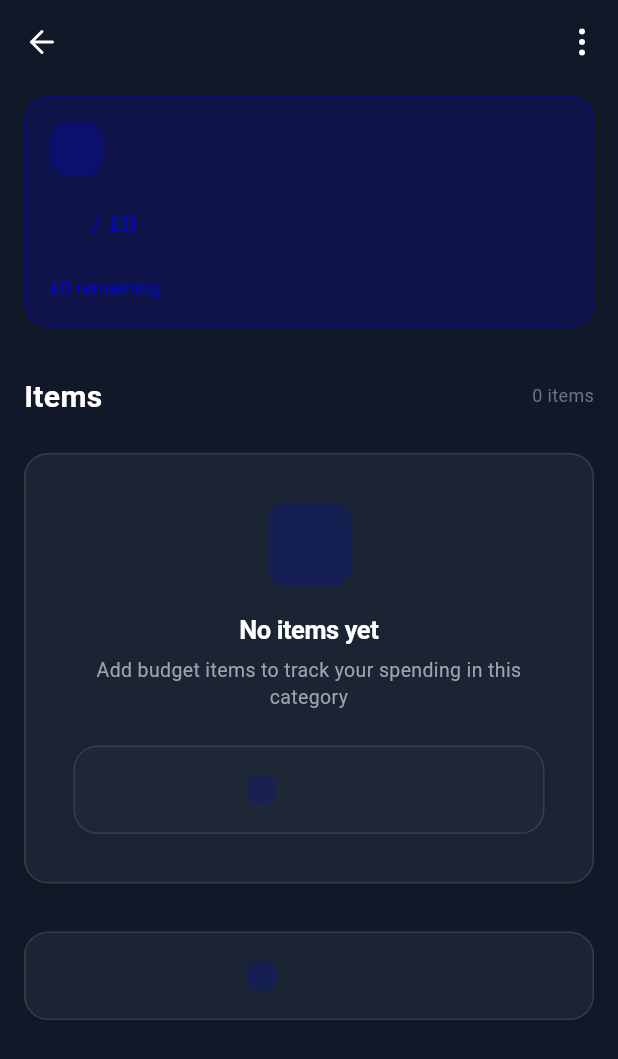
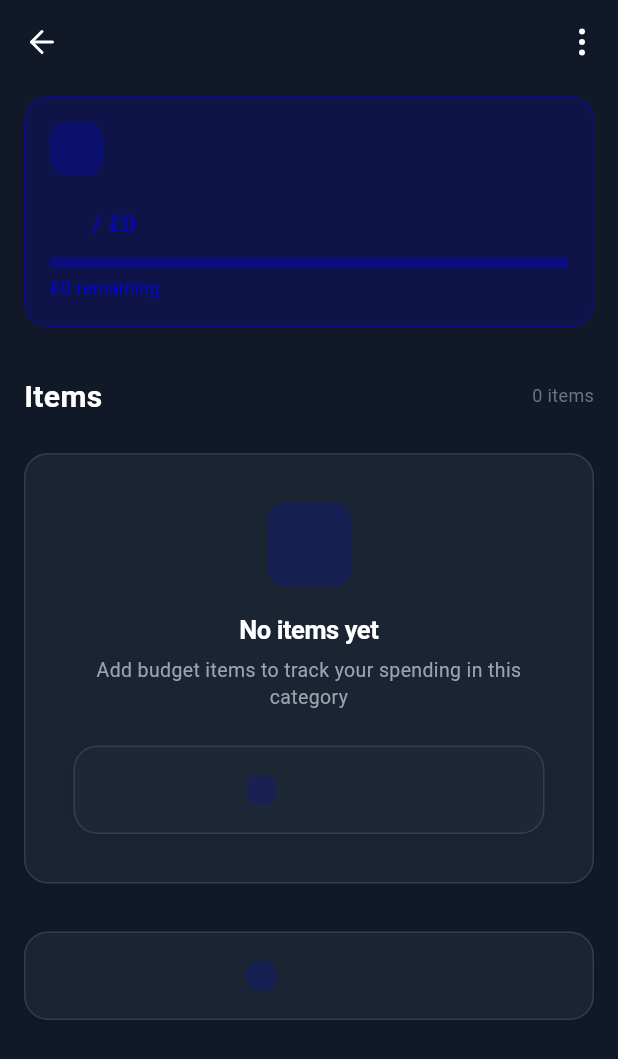
Before and after one commit to ayubashraf28/budgetwise, a Flutter app: the CategoryDetailScreen screen opened directly with empty values, on a phone screen of 412 x 824 dp. Shown: the top 1059 px of the screen. Run offline on Flutter 3.47's test engine with Material 3 defaults, Android fonts, the phone set to English and light mode, and no system bars; our stand-ins replace flutter_dotenv, flutter_riverpod, go_router, lucide_icons, shimmer, supabase_flutter; accounts and stored records are empty.

Commit message:
style: Fix progress bar with visible muted color-matched track background

```diff
--- a/lib/screens/expenses/category_detail_screen.dart
+++ b/lib/screens/expenses/category_detail_screen.dart
@@ -414,7 +414,6 @@ class CategoryDetailScreen extends ConsumerWidget {
                       projected: item.projected,
                       actual: item.actual,
                       color: color,
-                      backgroundColor: color.withValues(alpha: 0.15),
                     ),
                   ],
                 ),
--- a/lib/widgets/budget/progress_bar.dart
+++ b/lib/widgets/budget/progress_bar.dart
@@ -23,20 +23,24 @@ class BudgetProgressBar extends StatelessWidget {
   Widget build(BuildContext context) {
     final percentage = projected > 0 ? (actual / projected).clamp(0.0, 1.0) : 0.0;
     final isOver = actual > projected;
+    final trackColor = backgroundColor ?? color.withOpacity(0.2);
 
-    return Container(
+    return ClipRRect(
+      borderRadius: BorderRadius.circular(height / 2),
+      child: Container(
         height: height,
         decoration: BoxDecoration(
-        color: backgroundColor ?? AppColors.surfaceLight,
-        borderRadius: BorderRadius.circular(height / 2),
+          color: trackColor,
         ),
+        child: Align(
+          alignment: Alignment.centerLeft,
           child: FractionallySizedBox(
-        alignment: Alignment.centerLeft,
             widthFactor: percentage,
             child: Container(
               decoration: BoxDecoration(
                 color: isOver ? AppColors.error : color,
-            borderRadius: BorderRadius.circular(height / 2),
+              ),
+            ),
           ),
         ),
       ),
```
Lines whose indentation alone changed are shown as unchanged.
